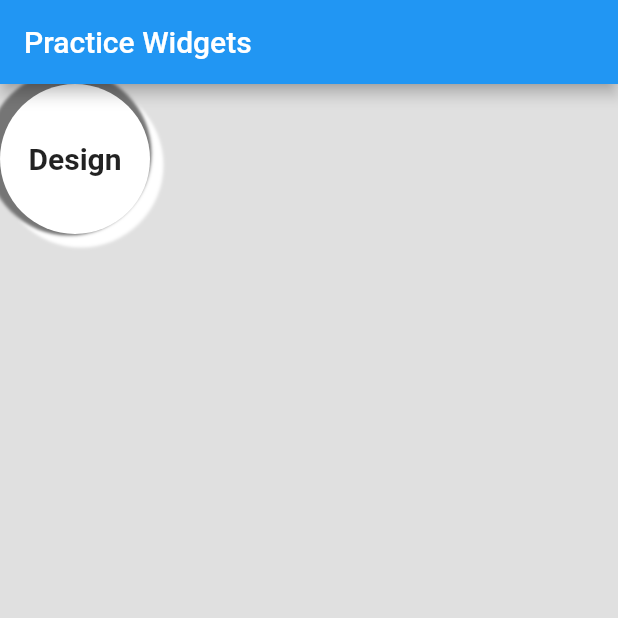
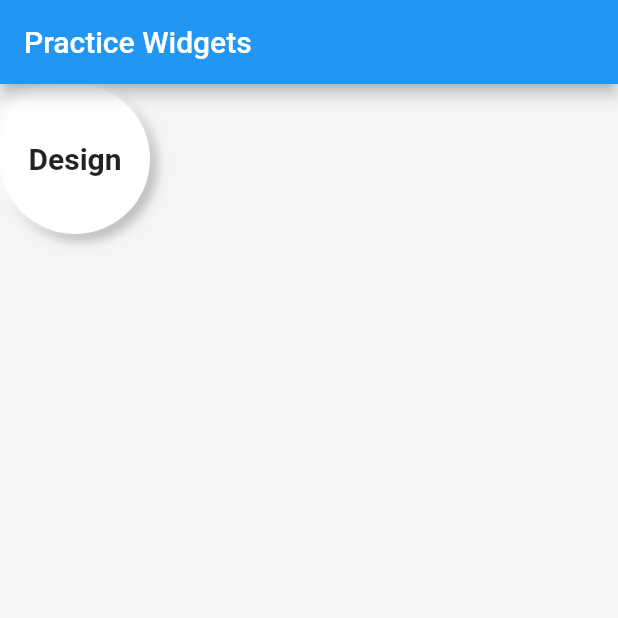
Before and after one commit to ahmedkaimkhani/SMIT-Flutter-Widgets-Learning, a Flutter app: the screen it shows after launch, on a phone screen of 412 x 824 dp, the top half of it. Run offline on Flutter 3.47's test engine with Material 2 defaults, Android fonts, the light colour scheme and no system bars.

Commit message:
practice

```diff
--- a/lib/practice.dart
+++ b/lib/practice.dart
@@ -6,30 +6,33 @@
   @override
   Widget build(BuildContext context) {
     return Scaffold(
-      backgroundColor: Colors.grey[300],
+      backgroundColor: Colors.grey[100],
       appBar: AppBar(
         title: const Text('Practice Widgets'),
       ),
       body: Column(
+        // mainAxisAlignment: MainAxisAlignment.center,
         children: [
           Row(
+            // mainAxisAlignment: MainAxisAlignment.center,
+            // crossAxisAlignment: CrossAxisAlignment.center,
             children: [
               Container(
                 decoration: BoxDecoration(
                   color: Colors.white,
                   borderRadius: BorderRadius.circular(100),
                   boxShadow: [
+                    BoxShadow(
+                      blurRadius: 5,
+                      spreadRadius: 1,
+                      offset: const Offset(4, 4),
+                      color: Colors.grey.shade400
+                    ),
                     const BoxShadow(
-                      blurRadius: 1,
-                      spreadRadius: 5,
-                      offset: Offset(4, 4),
+                      blurRadius: 5,
+                      spreadRadius: 1,
+                      offset: Offset(-4, -4),
                       color: Colors.white
-                    ),
-                    BoxShadow(
-                      blurRadius: 1,
-                      spreadRadius: 5,
-                      offset: const Offset(-4, -4),
-                      color: Colors.grey.shade600
                     ),
                   ]
                 ),
```
